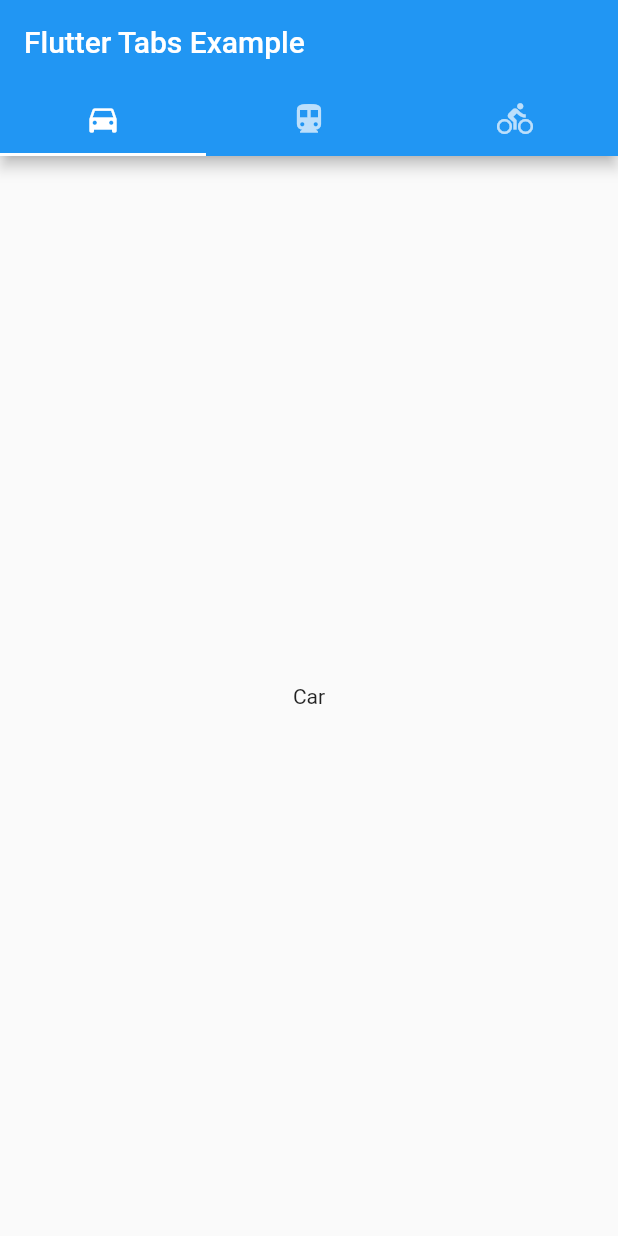
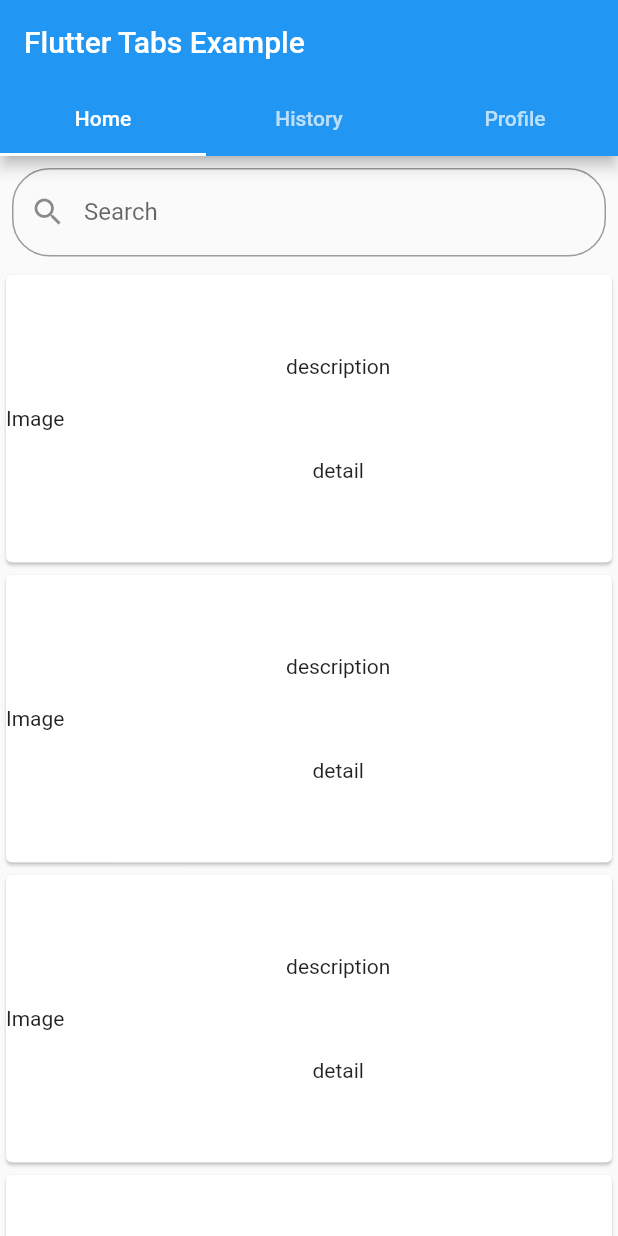
Before and after one commit to young159357/fitus-hotel-manage, a Flutter app: the screen it shows after launch, on a phone screen of 412 x 824 dp. Run offline on Flutter 3.47's test engine with Material 2 defaults, Android fonts, the phone set to English and light mode, and no system bars.

Commit message:
Client UI

```diff
--- a/src/hotel_app/lib/Client.dart
+++ b/src/hotel_app/lib/Client.dart
@@ -22,23 +22,200 @@ class MyHomePage extends StatelessWidget {
         length: 3,
         child: Scaffold(
           appBar: AppBar(
-            bottom:const TabBar(
+            bottom: const TabBar(
               tabs: [
-                Tab(icon: Icon(Icons.directions_car)),
-                Tab(icon: Icon(Icons.directions_transit)),
-                Tab(icon: Icon(Icons.directions_bike)),
+                Tab(text: "Home"),
+                Tab(text: "History"),
+                Tab(text: "Profile"),
               ],
             ),
             title: const Text('Flutter Tabs Example'),
           ),
           body: const TabBarView(
-            children: [
-              Center(child: Text("Car")),
-              Center(child: Text("Transit")),
-              Center(child: Text("Bike"))
-            ],
+            children: [homeScreen(), historyScreen(), profileScreen()],
           ),
-        )
+        ));
+  }
+}
+
+class homeScreen extends StatefulWidget {
+  const homeScreen({Key? key}) : super(key: key);
+
+  @override
+  State<homeScreen> createState() => _homeScreen();
+}
+
+class _homeScreen extends State<homeScreen> {
+  @override
+  Widget build(BuildContext context) {
+    return Scaffold(
+      body: ListView(
+        children: <Widget>[
+          Container(
+            child: Column(
+              children: <Widget>[
+                Padding(
+                  padding: const EdgeInsets.all(8.0),
+                  child: TextField(
+                    onChanged: (value) {},
+                    decoration: InputDecoration(
+                        labelText: "Search",
+                        hintText: "Search",
+                        prefixIcon: Icon(Icons.search),
+                        border: OutlineInputBorder(
+                            borderRadius:
+                                BorderRadius.all(Radius.circular(25.0)))),
+                  ),
+                ),
+              ],
+            ),
+          ),
+          for (int i = 0; i < 5; i++)
+            Container(
+              height: 200,
+              child: Card(
+                child: Row(
+                  mainAxisAlignment: MainAxisAlignment.spaceEvenly,
+                  children: <Widget>[
+                    Text("Image"),
+                    Expanded(
+                      child: Container(
+                        child: Column(
+                          mainAxisAlignment: MainAxisAlignment.spaceEvenly,
+                          children: <Widget>[
+                            Text("description"),
+                            Text("detail"),
+                          ],
+                        ),
+                      ),
+                    )
+                  ],
+                ),
+              ),
+            ),
+        ],
+      ),
     );
   }
 }
+
+class profileScreen extends StatefulWidget {
+  const profileScreen({Key? key}) : super(key: key);
+
+  @override
+  State<profileScreen> createState() => _profileScreen();
+}
+
+class _profileScreen extends State<profileScreen> {
+  @override
+  Widget build(BuildContext context) {
+    return Scaffold(
+        body: Center(
+      child: Container(
+        padding: EdgeInsets.all(10),
+        child: Column(
+          children: <Widget>[
+            CircleAvatar(
+              radius: 60,
+            ),
+            SizedBox(
+              height: 20,
+            ),
+            Text("name"),
+            Text("example@gmail.com"),
+            SizedBox(
+              height: 20,
+            ),
+            ElevatedButton(
+                onPressed: () => Navigator.of(context).push(MaterialPageRoute(
+                    builder: (context) => const updateProfileScreen())),
+                child: Text("Edit Profile")),
+            SizedBox(
+              height: 300,
+            ),
+            ElevatedButton(onPressed: () {}, child: Text("Logout"))
+          ],
+        ),
+      ),
+    ));
+  }
+}
+
+class historyScreen extends StatefulWidget {
+  const historyScreen({Key? key}) : super(key: key);
+
+  @override
+  State<historyScreen> createState() => _historyScreen();
+}
+
+class _historyScreen extends State<historyScreen> {
+  @override
+  Widget build(BuildContext context) {
+    return Container(
+      child: Center(child: Text("No room history")),
+    );
+  }
+}
+
+class updateProfileScreen extends StatefulWidget {
+  const updateProfileScreen({Key? key}) : super(key: key);
+  @override
+  State<updateProfileScreen> createState() => _updateProfileScreen();
+}
+
+class _updateProfileScreen extends State<updateProfileScreen> {
+  @override
+  Widget build(BuildContext context) {
+    return Scaffold(
+      appBar: AppBar(
+        backgroundColor: Colors.blue,
+        title: Text("Update Profile"),
+      ),
+      body: Center(
+        child: Container(
+            padding: EdgeInsets.all(10),
+            child: Column(children: <Widget>[
+              CircleAvatar(
+                radius: 60,
+              ),
+              Form(
+                  child: Column(
+                children: <Widget>[
+                  TextFormField(
+                    decoration: InputDecoration(
+                        label: Text("NAME"),
+                        prefixIcon: Icon(Icons.account_circle_outlined)),
+                  ),
+                  TextFormField(
+                    decoration: InputDecoration(
+                        label: Text("EMAIL"),
+                        prefixIcon: Icon(Icons.mail_outline_rounded)),
+                  ),
+                  TextFormField(
+                    decoration: InputDecoration(
+                        label: Text("PHONE"),
+                        prefixIcon: Icon(Icons.phone_outlined)),
+                  ),
+                ],
+              ))
+            ])),
+      ),
+    );
+  }
+}
+
+class bookRoomScreen extends StatefulWidget {
+  const bookRoomScreen({Key? key}) : super(key: key);
+
+  @override
+  State<bookRoomScreen> createState() => _bookRoomScreen();
+}
+
+class _bookRoomScreen extends State<bookRoomScreen> {
+  @override
+  Widget build(BuildContext context) {
+    return Container(
+      child: Center(child: Text("hello world")),
+    );
+  }
+}
```
Also changed, not shown: src/hotel_app/lib/main.dart (line endings or trailing spaces).
